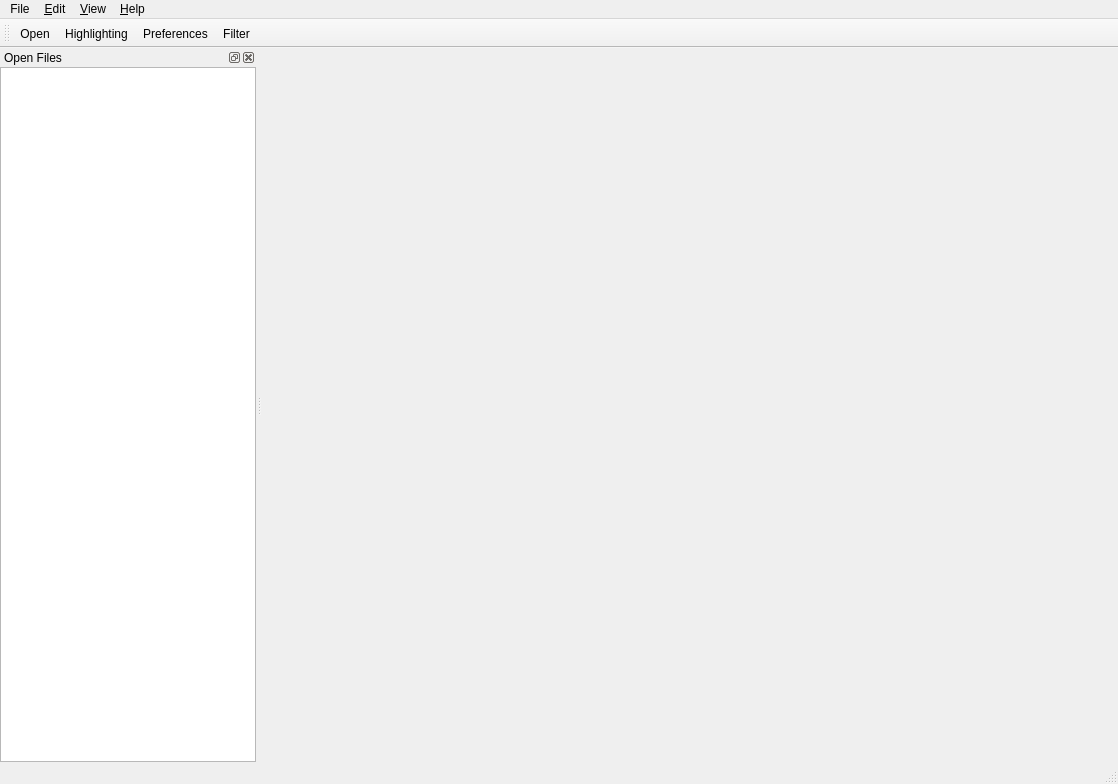
tomvodi/QTail, file src/gui/MainWindow.ui: the form before one commit.
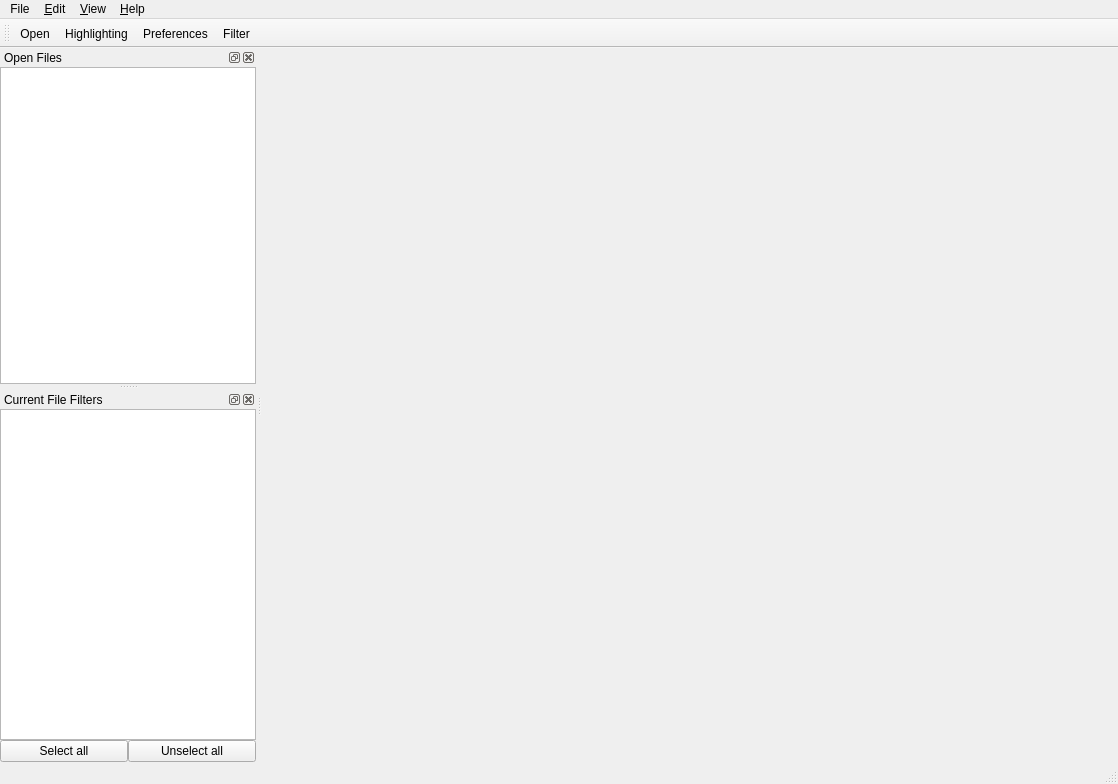
The form after the commit. Icons and pictures are not drawn.

Commit message: add id to filter group

Patch:
```diff
--- a/src/gui/MainWindow.ui
+++ b/src/gui/MainWindow.ui
@@ -128,6 +128,50 @@
     </layout>
    </widget>
   </widget>
+  <widget class="QDockWidget" name="fileSettingsDockWidget">
+   <property name="windowTitle">
+    <string>Current File Filters</string>
+   </property>
+   <attribute name="dockWidgetArea">
+    <number>1</number>
+   </attribute>
+   <widget class="QWidget" name="dockWidgetContents_2">
+    <layout class="QGridLayout" name="gridLayout_2">
+     <property name="leftMargin">
+      <number>0</number>
+     </property>
+     <property name="topMargin">
+      <number>0</number>
+     </property>
+     <property name="rightMargin">
+      <number>0</number>
+     </property>
+     <property name="bottomMargin">
+      <number>0</number>
+     </property>
+     <property name="spacing">
+      <number>0</number>
+     </property>
+     <item row="1" column="0">
+      <widget class="QPushButton" name="selectAllButton">
+       <property name="text">
+        <string>Select all</string>
+       </property>
+      </widget>
+     </item>
+     <item row="1" column="1">
+      <widget class="QPushButton" name="unselectAllButton">
+       <property name="text">
+        <string>Unselect all</string>
+       </property>
+      </widget>
+     </item>
+     <item row="0" column="0" colspan="2">
+      <widget class="QListWidget" name="fileListWidget_2"/>
+     </item>
+    </layout>
+   </widget>
+  </widget>
   <action name="actionQuit">
    <property name="icon">
     <iconset resource="resources.qrc">
```
The commit also changes 2 other files.
